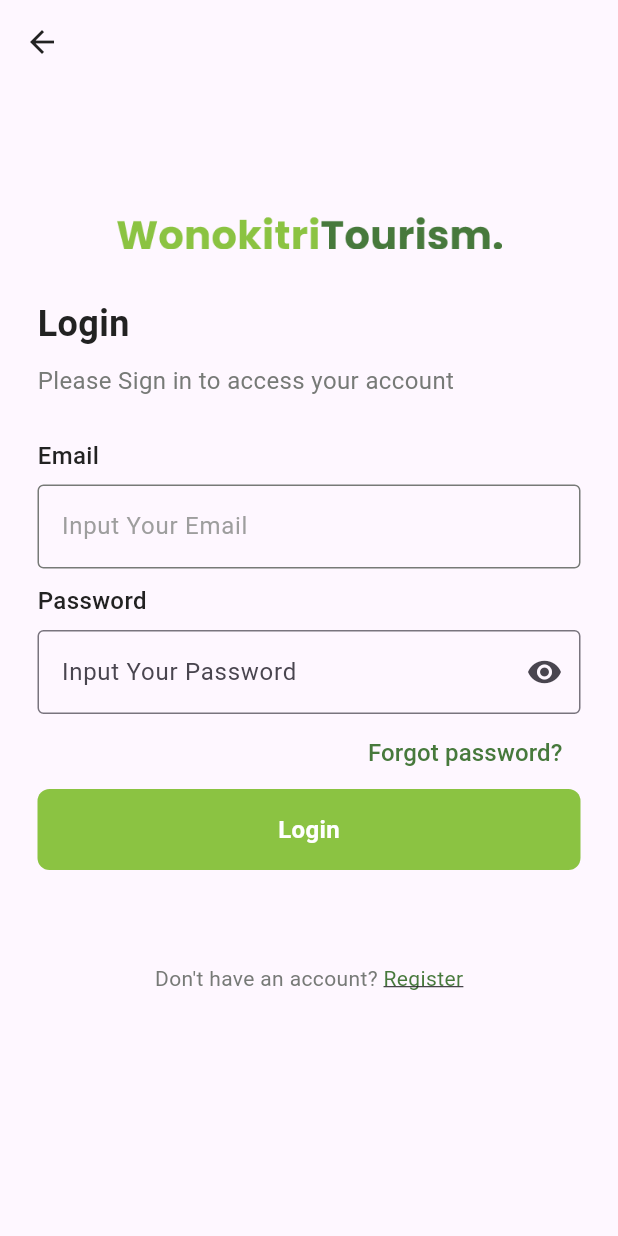
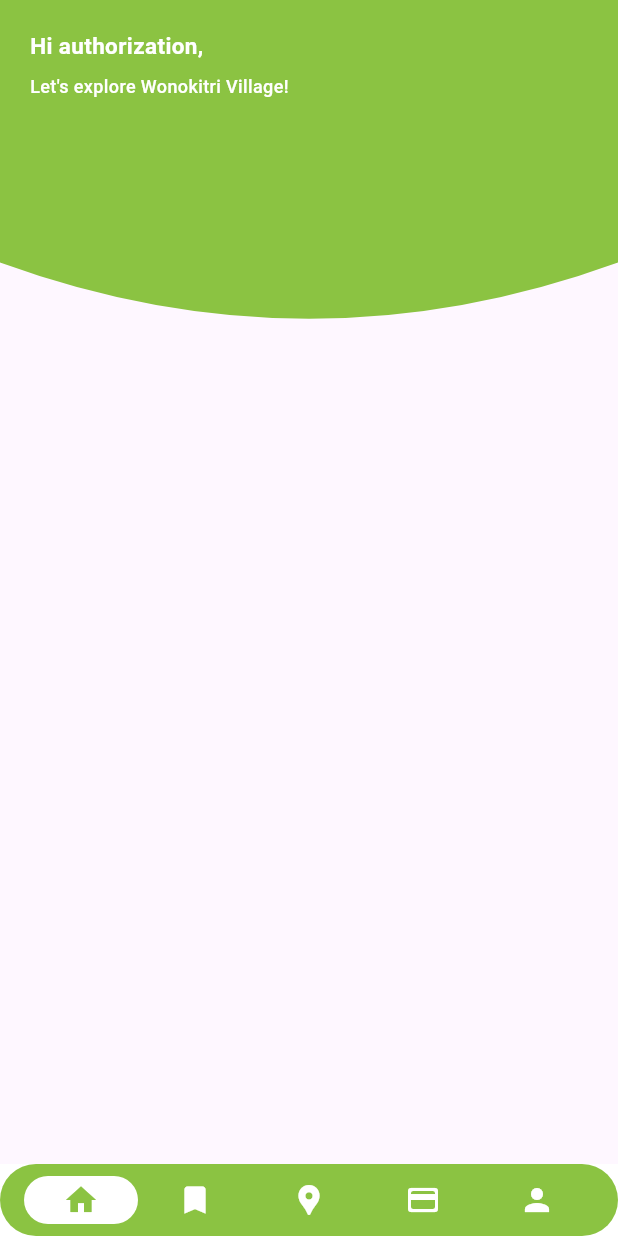
Before and after one commit to atikhidayati/capstone_project, a Flutter app: the LoginPage screen opened directly, after a tap on "Login", on a phone screen of 412 x 824 dp. Run offline on Flutter 3.47's test engine with Material 3 defaults, Android fonts, the phone set to English and light mode, and no system bars; drawn by our look-alikes of floating_bottom_navigation_bar; our stand-ins replace intl_phone_field, introduction_screen.

Commit message:
homepage: custom appbar, namebar. dashboard page

```diff
--- /dev/null
+++ b/lib/view/dashboard/account_screen.dart
@@ -0,0 +1,15 @@
+import 'package:flutter/material.dart';
+
+class AccountScreen extends StatefulWidget {
+  const AccountScreen({super.key});
+
+  @override
+  State<AccountScreen> createState() => _AccountScreenState();
+}
+
+class _AccountScreenState extends State<AccountScreen> {
+  @override
+  Widget build(BuildContext context) {
+    return Scaffold();
+  }
+}
--- /dev/null
+++ b/lib/view/dashboard/dashboard_page.dart
@@ -0,0 +1,75 @@
+import 'package:capstone_project/view/dashboard/account_screen.dart';
+import 'package:capstone_project/view/dashboard/home_screen.dart';
+import 'package:capstone_project/view/dashboard/maps_screen.dart';
+import 'package:capstone_project/view/dashboard/payment_screen.dart';
+import 'package:capstone_project/view/dashboard/wishlish_screen.dart';
+import 'package:floating_bottom_navigation_bar/floating_bottom_navigation_bar.dart';
+import 'package:flutter/material.dart';
+
+class DashboardPage extends StatefulWidget {
+  const DashboardPage({Key? key}) : super(key: key);
+
+  @override
+  State<DashboardPage> createState() => _DashboardPageState();
+}
+
+class _DashboardPageState extends State<DashboardPage> {
+  int navIndex = 0;
+
+  Widget returnScreen(int navIndex) {
+    switch (navIndex) {
+      case 0:
+        return const HomeScreen();
+      case 1:
+        return const WishlistScreen();
+      case 2:
+        return const MapsScreen();
+      case 3:
+        return const PaymentScreen();
+      case 4:
+        return const AccountScreen();
+      default:
+        return const HomeScreen();
+    }
+  }
+
+  @override
+  Widget build(BuildContext context) {
+    return Scaffold(
+      backgroundColor: Colors.white,
+      body: returnScreen(navIndex),
+      bottomNavigationBar: FloatingNavbar(
+        margin: EdgeInsets.all(0),
+        padding: EdgeInsets.all(8),
+        onTap: (val) {
+          setState(() {
+            navIndex = val;
+          });
+        },
+        borderRadius: 25,
+        itemBorderRadius: 25,
+        currentIndex: navIndex,
+        backgroundColor: const Color(0xFF8BC342),
+        selectedBackgroundColor: Colors.white,
+        selectedItemColor: const Color(0xFF8BC342),
+        items: [
+          FloatingNavbarItem(
+            icon: Icons.home,
+          ),
+          FloatingNavbarItem(
+            icon: Icons.bookmark,
+          ),
+          FloatingNavbarItem(
+            icon: Icons.location_pin,
+          ),
+          FloatingNavbarItem(
+            icon: Icons.payment_rounded,
+          ),
+          FloatingNavbarItem(
+            icon: Icons.person,
+          ),
+        ],
+      ),
+    );
+  }
+}
--- /dev/null
+++ b/lib/view/dashboard/home_screen.dart
@@ -0,0 +1,60 @@
+import 'dart:io';
+
+import 'package:capstone_project/view/widget/name_bar.dart';
+import 'package:flutter/material.dart';
+
+class HomeScreen extends StatefulWidget {
+  const HomeScreen({super.key});
+
+  @override
+  State<HomeScreen> createState() => _HomeScreenState();
+}
+
+class _HomeScreenState extends State<HomeScreen> {
+  @override
+  Widget build(BuildContext context) {
+    return Scaffold(
+      body: SingleChildScrollView(
+        child: Stack(
+          children: <Widget>[
+            ClipPath(
+              clipper: AppClipper(),
+              child: Container(
+                height: 250,
+                color: const Color(0xFf8bC342),
+              ),
+            ),
+            Column(
+              children: [
+                NameBar(name: HttpHeaders.authorizationHeader),
+              ],
+            ),
+            const SizedBox(
+              height: 20,
+            ),
+          ],
+        ),
+      ),
+    );
+  }
+}
+
+class AppClipper extends CustomClipper<Path> {
+  @override
+  Path getClip(Size size) {
+    Path path = Path();
+
+    path.lineTo(0, size.height * 0.7);
+    path.quadraticBezierTo(
+        size.width / 2, size.height, size.width, size.height * 0.7);
+    path.lineTo(size.width, 0);
+    path.close();
+
+    return path;
+  }
+
+  @override
+  bool shouldReclip(covariant CustomClipper<Path> oldClipper) {
+    throw UnimplementedError();
+  }
+}
--- /dev/null
+++ b/lib/view/dashboard/maps_screen.dart
@@ -0,0 +1,15 @@
+import 'package:flutter/material.dart';
+
+class MapsScreen extends StatefulWidget {
+  const MapsScreen({super.key});
+
+  @override
+  State<MapsScreen> createState() => _MapsScreenState();
+}
+
+class _MapsScreenState extends State<MapsScreen> {
+  @override
+  Widget build(BuildContext context) {
+    return Scaffold();
+  }
+}
--- /dev/null
+++ b/lib/view/dashboard/payment_screen.dart
@@ -0,0 +1,10 @@
+import 'package:flutter/material.dart';
+
+class PaymentScreen extends StatelessWidget {
+  const PaymentScreen({super.key});
+
+  @override
+  Widget build(BuildContext context) {
+    return Scaffold();
+  }
+}
--- /dev/null
+++ b/lib/view/dashboard/wishlish_screen.dart
@@ -0,0 +1,10 @@
+import 'package:flutter/material.dart';
+
+class WishlistScreen extends StatelessWidget {
+  const WishlistScreen({super.key});
+
+  @override
+  Widget build(BuildContext context) {
+    return Scaffold();
+  }
+}
--- a/lib/view/login/login_page.dart
+++ b/lib/view/login/login_page.dart
@@ -1,3 +1,4 @@
+import 'package:capstone_project/view/dashboard/dashboard_page.dart';
 import 'package:capstone_project/view/login/forgotpassword/forgotpassword1.dart';
 import 'package:capstone_project/view/login/register.dart';
 import 'package:flutter/gestures.dart';
@@ -107,7 +108,16 @@ class _LoginPageState extends State<LoginPage> {
                   children: <Widget>[
                     ButtonComponent(
                       title: "Login",
-                      onPressed: () {},
+                      onPressed: () {
+                        Navigator.push(
+                          context,
+                          MaterialPageRoute(
+                            builder: (context) {
+                              return const DashboardPage();
+                            },
+                          ),
+                        );
+                      },
                     ),
                     const SizedBox(height: 62),
                     Text.rich(
--- /dev/null
+++ b/lib/view/widget/name_bar.dart
@@ -0,0 +1,45 @@
+import 'package:flutter/material.dart';
+
+class NameBar extends StatelessWidget {
+  final String name;
+  const NameBar({
+    Key? key,
+    required this.name,
+  }) : super(key: key);
+
+  @override
+  Widget build(BuildContext context) {
+    return Padding(
+      padding: const EdgeInsets.symmetric(horizontal: 20),
+      child: Column(
+        mainAxisAlignment: MainAxisAlignment.start,
+        crossAxisAlignment: CrossAxisAlignment.start,
+        children: [
+          const SizedBox(
+            height: 20,
+          ),
+          Text(
+            "Hi $name,",
+            style: const TextStyle(
+              color: Colors.white,
+              fontSize: 15,
+              fontWeight: FontWeight.bold,
+            ),
+            textAlign: TextAlign.start,
+          ),
+          const SizedBox(
+            height: 8,
+          ),
+          const Text(
+            "Let's explore Wonokitri Village!",
+            style: TextStyle(
+              color: Colors.white,
+              fontSize: 12,
+              fontWeight: FontWeight.w500,
+            ),
+          ),
+        ],
+      ),
+    );
+  }
+}
--- a/pubspec.yaml
+++ b/pubspec.yaml
@@ -44,6 +44,7 @@ dependencies:
   image_picker: ^1.0.7
   csc_picker: ^0.2.7
   intl_phone_field: ^3.2.0
+  floating_bottom_navigation_bar: ^1.5.2
 
 
 dev_dependencies:
```
Also changed, not shown: pubspec.lock, 2 other files.
